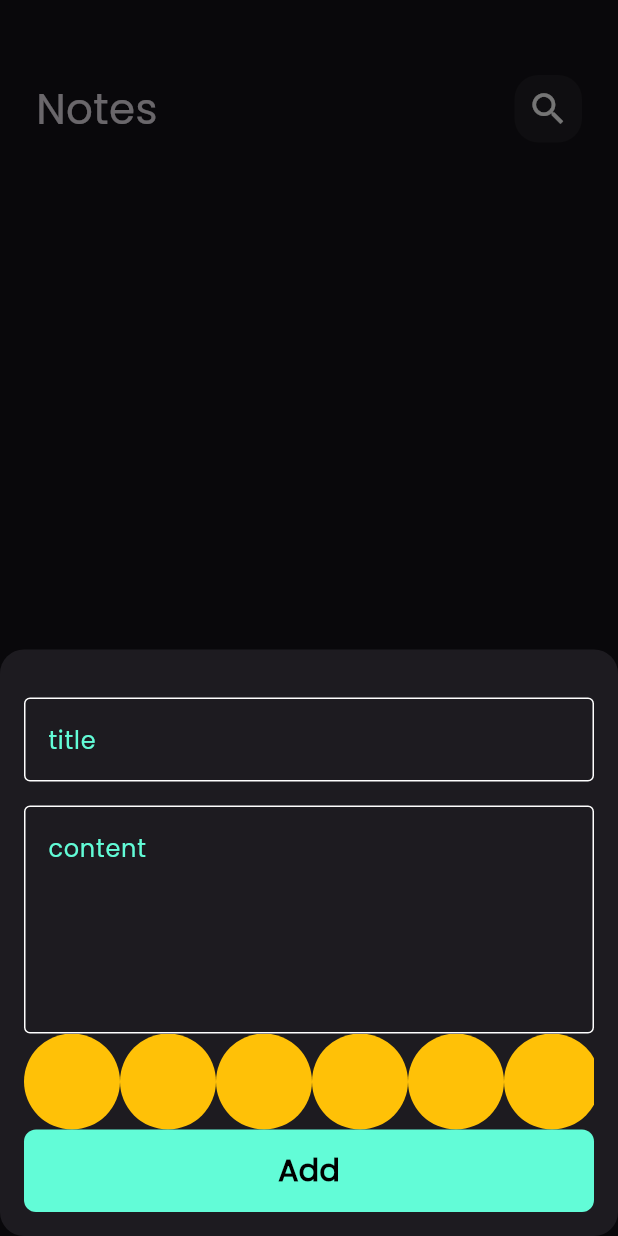
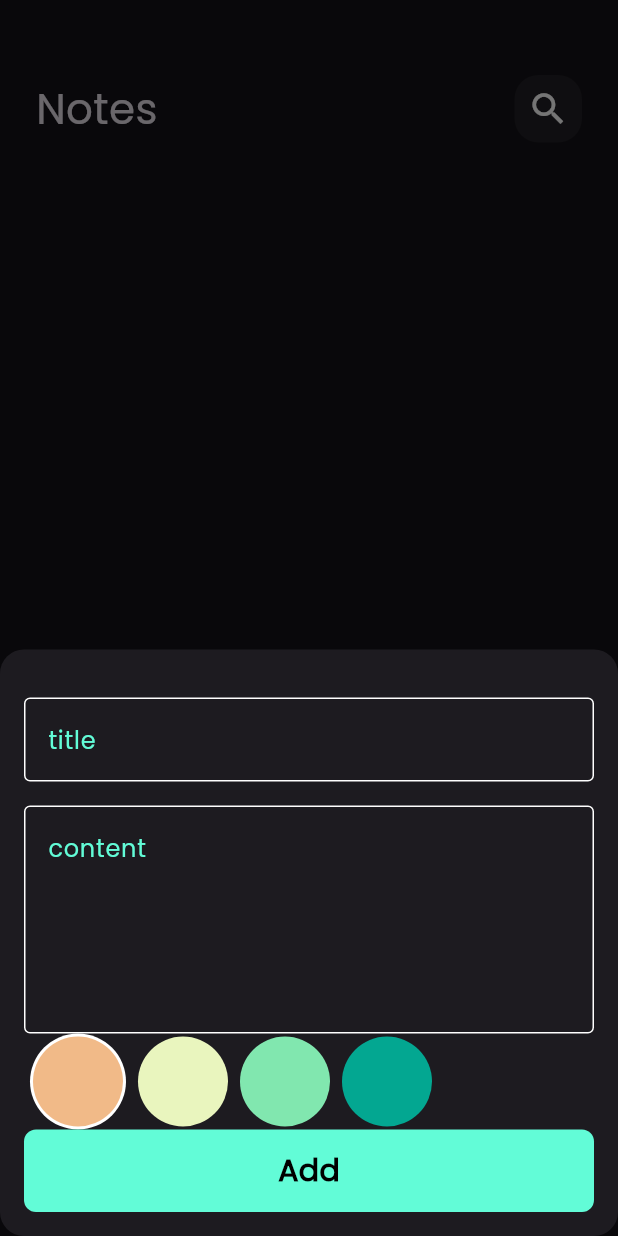
Before and after one commit to MahmoudElimy/note-app, a Flutter app: the screen it shows after launch, after a tap on the "add" icon, on a phone screen of 412 x 824 dp. Run offline on Flutter 3.47's test engine with Material 3 defaults, Android fonts, the phone set to English and light mode, and no system bars; our stand-ins replace bloc, equatable, flutter_bloc, font_awesome_flutter, hive, hive_flutter; accounts and stored records are empty.

Commit message:
colors list view

```diff
--- a/lib/views/widgets/color_item.dart
+++ b/lib/views/widgets/color_item.dart
@@ -1,10 +1,17 @@
 import 'package:flutter/material.dart';
 
 class ColorItem extends StatelessWidget {
-  const ColorItem({super.key});
-
+  const ColorItem({super.key, required this.isActive, required this.color});
+  final bool isActive;
+  final Color color;
   @override
   Widget build(BuildContext context) {
-    return const CircleAvatar(radius: 32, backgroundColor: Colors.amber);
+    return isActive
+        ? CircleAvatar(
+          radius: 32,
+          backgroundColor: Colors.white,
+          child: CircleAvatar(radius: 30, backgroundColor: color),
+        )
+        : CircleAvatar(radius: 30, backgroundColor: color);
   }
 }
--- a/lib/views/widgets/color_list_view.dart
+++ b/lib/views/widgets/color_list_view.dart
@@ -1,18 +1,42 @@
 import 'package:flutter/widgets.dart';
 import 'package:noote_app/views/widgets/color_item.dart';
 
-class ColorsListView extends StatelessWidget {
+class ColorsListView extends StatefulWidget {
   const ColorsListView({super.key});
 
+  @override
+  State<ColorsListView> createState() => _ColorsListViewState();
+}
+
+class _ColorsListViewState extends State<ColorsListView> {
+  int currentIndex = 0;
+  List<Color> colors = [
+    Color(0xffF1BA88),
+    Color(0xffE9F5BE),
+    Color(0xff81E7AF),
+    Color(0xff03A791),
+  ];
   @override
   Widget build(BuildContext context) {
     return SizedBox(
       height: 64,
       child: ListView.builder(
         scrollDirection: Axis.horizontal,
-        itemCount: 10,
+        itemCount: colors.length,
         itemBuilder: (context, index) {
-          return ColorItem();
+          return Padding(
+            padding: EdgeInsets.symmetric(horizontal: 4),
+            child: GestureDetector(
+              onTap: () {
+                currentIndex = index;
+                setState(() {});
+              },
+              child: ColorItem(
+                color: colors[index],
+                isActive: currentIndex == index,
+              ),
+            ),
+          );
         },
       ),
     );
```
